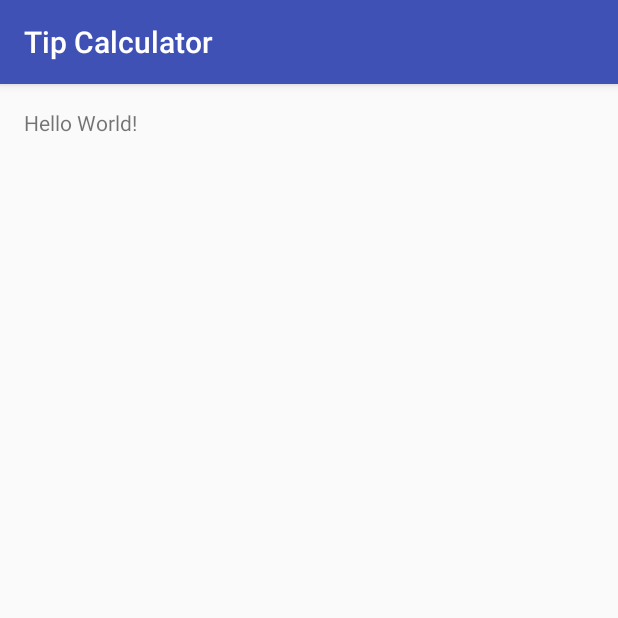
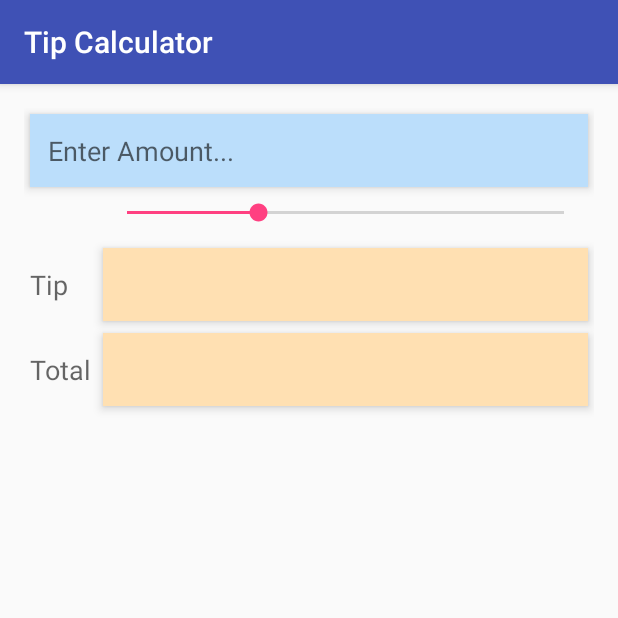
Before and after one commit to snguyen171/TipCalculator, an Android app: the screen it shows after launch (MainActivity), on a phone screen of 412 x 824 dp, the top half of it. Run offline under Robolectric (Android 15) with nearby library versions, the phone set to English and light mode, and no system bars; 1 statement that could not run was skipped.

Commit message:
currently working on the methods and functions for the project.

```diff
--- a/app/src/main/java/edu/orangecoastcollege/cs273/snguyen171/tipcalculator/MainActivity.java
+++ b/app/src/main/java/edu/orangecoastcollege/cs273/snguyen171/tipcalculator/MainActivity.java
@@ -1,13 +1,66 @@
 package edu.orangecoastcollege.cs273.snguyen171.tipcalculator;
 
+import android.os.Bundle;
 import android.support.v7.app.AppCompatActivity;
-import android.os.Bundle;
+import android.text.Editable;
+import android.text.TextWatcher;
+import android.widget.EditText;
+import android.widget.SeekBar;
+import android.widget.TextView;
 
 public class MainActivity extends AppCompatActivity {
+
+    // Associate the controller with the needed views
+    private EditText amountEditText;
+    private TextView amountTextView;
+    private TextView tipPercentTextView;
+    private TextView tipAmountTextView;
+    private TextView totalAmountTextView;
+    private SeekBar percentSeekBar;
+
+    // Associate the controller with the needed model
+    RestaurantBill currentBill = new RestaurantBill();
 
     @Override
     protected void onCreate(Bundle savedInstanceState) {
         super.onCreate(savedInstanceState);
         setContentView(R.layout.activity_main);
+
+        // Connect the controller with the widgets in our app
+        amountEditText = (EditText) findViewById(R.id.amountEditText);
+        amountTextView = (TextView) findViewById(R.id.amountTextView);
+        tipPercentTextView = (TextView) findViewById(R.id.percentTextView);
+        tipAmountTextView = (TextView) findViewById(R.id.tipTextView);
+        totalAmountTextView = (TextView) findViewById(R.id.totalTextView);
+        percentSeekBar = (SeekBar) findViewById(R.id.percentSeekBar);
+
+        // Define a listener for the amountEditText (onTextChanged)
+        amountEditText.addTextChangedListener(amountTextChangeListener);
+
+    }
+
+    private TextWatcher amountTextChangeListener = new TextWatcher() {
+        @Override
+        public void beforeTextChanged(CharSequence charSequence, int i, int i1, int i2) {
+            // Do nothing
+        }
+
+        @Override
+        public void onTextChanged(CharSequence charSequence, int i, int i1, int i2) {
+            // Try to get the amount from amountEditText;
+            try {
+                double amount = Double.parseDouble(charSequence.toString()) / 100.0;
+                currentBill.setAmount(amount);
+            }
+            catch (NumberFormatException e)
+            {
+                amountEditText.setText("");
+            }
+        }
+
+        @Override
+        public void afterTextChanged(Editable editable) {
+            // Do nothing
+        }
     }
 }
--- /dev/null
+++ b/app/src/main/java/edu/orangecoastcollege/cs273/snguyen171/tipcalculator/RestaurantBill.java
@@ -0,0 +1,57 @@
+package edu.orangecoastcollege.cs273.snguyen171.tipcalculator;
+
+/**
+ * Created by snguyen171 on 9/8/2016.
+ */
+public class RestaurantBill {
+
+    private double mAmount;
+    private double mTipPercent;
+    private double mTipAmount;
+    private double mTotalAmount;
+
+    public RestaurantBill(){
+        mAmount = 0.0;
+        mTipPercent = 0.0;
+        mTipAmount = 0.0;
+        mTotalAmount = 0.0;
+    }
+
+    public RestaurantBill(double mAmount, double mTipPercent) {
+        this.mAmount = mAmount;
+        this.mTipPercent = mTipPercent;
+        recalculateAmounts();
+    }
+
+    public double getAmount() {
+        return mAmount;
+    }
+
+    public double getTipPercent() {
+        return mTipPercent;
+    }
+
+    public double getTipAmount() {
+        return mTipAmount;
+    }
+
+    public double getTotalAmount() {
+        return mTotalAmount;
+    }
+
+    public void setAmount(double mAmount) {
+        this.mAmount = mAmount;
+        recalculateAmounts();
+    }
+
+    public void setTipPercent(double mTipPercent) {
+        this.mTipPercent = mTipPercent;
+        recalculateAmounts();
+    }
+
+    private void recalculateAmounts()
+    {
+        mTipAmount = mAmount * mTipAmount;
+        mTotalAmount = mAmount + mTipAmount;
+    }
+}
--- a/app/src/main/res/layout/activity_main.xml
+++ b/app/src/main/res/layout/activity_main.xml
@@ -1,5 +1,5 @@
 <?xml version="1.0" encoding="utf-8"?>
-<RelativeLayout xmlns:android="http://schemas.android.com/apk/res/android"
+<GridLayout xmlns:android="http://schemas.android.com/apk/res/android"
     xmlns:tools="http://schemas.android.com/tools"
     android:layout_width="match_parent"
     android:layout_height="match_parent"
@@ -7,10 +7,93 @@
     android:paddingLeft="@dimen/activity_horizontal_margin"
     android:paddingRight="@dimen/activity_horizontal_margin"
     android:paddingTop="@dimen/activity_vertical_margin"
-    tools:context="edu.orangecoastcollege.cs273.snguyen171.tipcalculator.MainActivity">
+    tools:context="edu.orangecoastcollege.cs273.snguyen171.tipcalculator.MainActivity"
+    android:columnCount="2"
+    android:id="@+id/tipCalculatorGridLayout"
+    android:useDefaultMargins="true">
+
+    <EditText
+        android:layout_width="wrap_content"
+        android:layout_height="wrap_content"
+        android:inputType="number"
+        android:ems="10"
+        android:id="@+id/amountEditText"
+        android:layout_columnSpan="2"
+        android:layout_row="0"
+        android:layout_column="0" />
 
     <TextView
         android:layout_width="wrap_content"
         android:layout_height="wrap_content"
-        android:text="Hello World!" />
-</RelativeLayout>
+        android:textAppearance="?android:attr/textAppearanceMedium"
+        android:id="@+id/amountTextView"
+        android:layout_column="0"
+        android:layout_row="0"
+        android:layout_columnSpan="2"
+        android:layout_gravity="fill_horizontal"
+        android:hint="@string/enter_amount"
+        android:background="#bbdefb"
+        android:padding="12dp"
+        android:elevation="4dp" />
+
+    <TextView
+        android:layout_width="wrap_content"
+        android:layout_height="wrap_content"
+        android:textAppearance="?android:attr/textAppearanceMedium"
+        android:id="@+id/percentTextView"
+        android:layout_column="0"
+        android:layout_row="1" />
+
+    <SeekBar
+        android:layout_width="wrap_content"
+        android:layout_height="wrap_content"
+        android:id="@+id/percentSeekBar"
+        android:layout_row="1"
+        android:layout_column="1"
+        android:indeterminate="false"
+        android:layout_gravity="fill_horizontal"
+        android:max="50"
+        android:progress="15" />
+
+    <TextView
+        android:layout_width="wrap_content"
+        android:layout_height="wrap_content"
+        android:textAppearance="?android:attr/textAppearanceMedium"
+        android:text="@string/tip"
+        android:id="@+id/textView"
+        android:layout_column="0"
+        android:layout_row="2" />
+
+    <TextView
+        android:layout_width="wrap_content"
+        android:layout_height="wrap_content"
+        android:textAppearance="?android:attr/textAppearanceMedium"
+        android:id="@+id/tipTextView"
+        android:layout_column="1"
+        android:layout_row="2"
+        android:layout_gravity="fill_horizontal"
+        android:padding="12dp"
+        android:elevation="4dp"
+        android:background="#ffe0b2" />
+
+    <TextView
+        android:layout_width="wrap_content"
+        android:layout_height="wrap_content"
+        android:textAppearance="?android:attr/textAppearanceMedium"
+        android:text="@string/total"
+        android:id="@+id/textView2"
+        android:layout_column="0"
+        android:layout_row="3" />
+
+    <TextView
+        android:layout_width="wrap_content"
+        android:layout_height="wrap_content"
+        android:textAppearance="?android:attr/textAppearanceMedium"
+        android:id="@+id/totalTextView"
+        android:layout_column="1"
+        android:layout_row="3"
+        android:background="#ffe0b2"
+        android:elevation="4dp"
+        android:padding="12dp"
+        android:layout_gravity="fill_horizontal" />
+</GridLayout>
--- a/app/src/main/res/values/strings.xml
+++ b/app/src/main/res/values/strings.xml
@@ -1,3 +1,6 @@
 <resources>
     <string name="app_name">Tip Calculator</string>
+    <string name="enter_amount">Enter Amount...</string>
+    <string name="tip">Tip</string>
+    <string name="total">Total</string>
 </resources>
```
